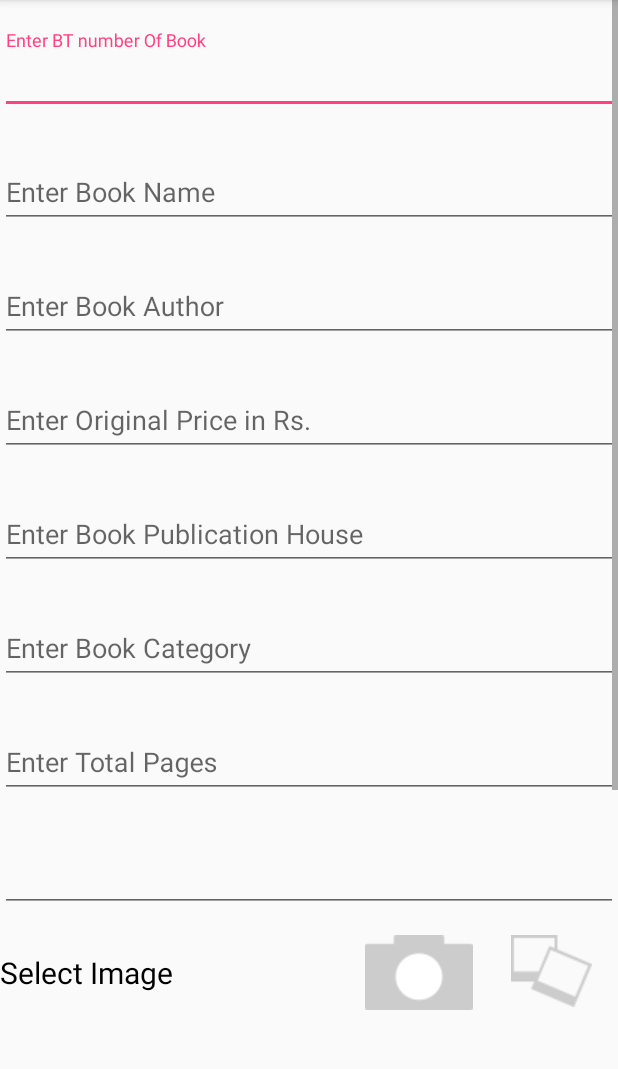
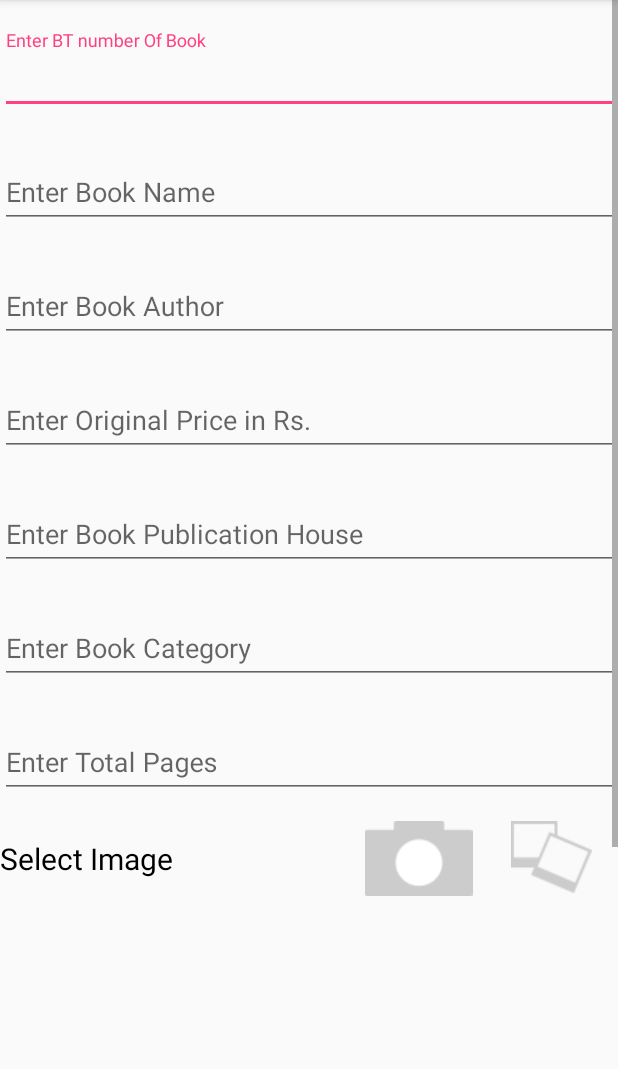
Before and after one commit to SagarKhengat/DigitalLibrary, an Android app: the fragment FragmentAddBook shown on its own in the app's theme, on a phone screen of 412 x 824 dp, the part 84-1153 px from its top. Run offline under Robolectric (Android 15) with nearby library versions, the phone set to English and light mode, and no system bars; libraries missing offline, so code that uses them is left out: com.j256.ormlite; 4 statements that could not run were skipped.

Commit message:
Issue Completed

```diff
--- a/app/src/main/res/layout/fragment_add_product.xml
+++ b/app/src/main/res/layout/fragment_add_product.xml
@@ -131,21 +131,7 @@
                         android:maxLines="1"
                         android:textColor="@android:color/background_dark" />
                 </android.support.design.widget.TextInputLayout>
-                <android.support.design.widget.TextInputLayout
-                    android:id="@+id/textInputLayoutProductStore"
-                    android:layout_width="match_parent"
-                    android:layout_height="wrap_content"
-                    android:layout_marginTop="20dp">
 
-                    <android.support.design.widget.TextInputEditText
-                        android:id="@+id/textInputEditTextProductStore"
-                        android:layout_width="match_parent"
-                        android:layout_height="wrap_content"
-
-                        android:inputType="text"
-                        android:maxLines="1"
-                        android:textColor="@android:color/background_dark" />
-                </android.support.design.widget.TextInputLayout>
 
                 <LinearLayout
                     android:layout_width="match_parent"
```
